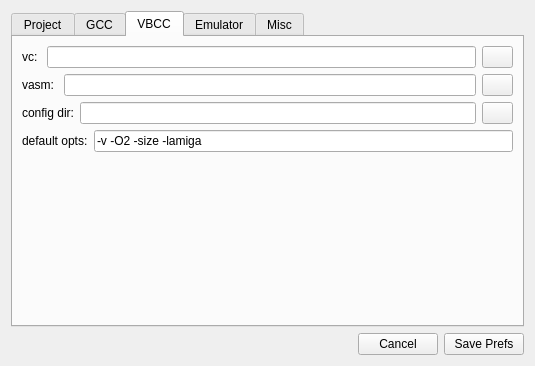
Old version of the form prefsdialog.ui in the repository mbergmann-sh/AmigaED.
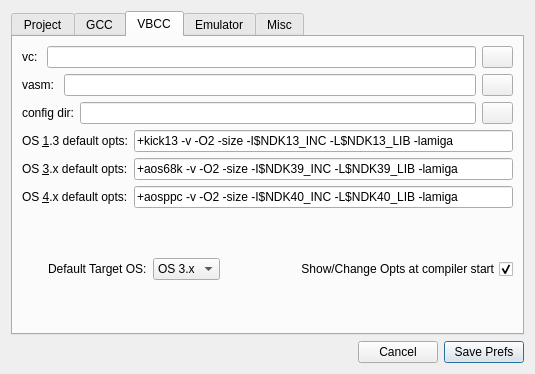
New version of the form. The open tabs and pages were chosen to show the change. Icons and pictures are not drawn.

Commit message: added opt to hide default options dialog on compiler start added OS-spezific compiler opts

Diff of the .ui file:
```diff
--- a/prefsdialog.ui
+++ b/prefsdialog.ui
@@ -7,7 +7,7 @@
     <x>0</x>
     <y>0</y>
     <width>535</width>
-    <height>366</height>
+    <height>374</height>
    </rect>
   </property>
   <property name="windowTitle">
@@ -23,16 +23,54 @@
   <property name="modal">
    <bool>true</bool>
   </property>
-  <layout class="QGridLayout" name="gridLayout_9">
+  <layout class="QGridLayout" name="gridLayout_4">
+   <item row="1" column="0">
+    <spacer name="horizontalSpacer">
+     <property name="orientation">
+      <enum>Qt::Horizontal</enum>
+     </property>
+     <property name="sizeHint" stdset="0">
+      <size>
+       <width>211</width>
+       <height>20</height>
+      </size>
+     </property>
+    </spacer>
+   </item>
+   <item row="1" column="2">
+    <widget class="QPushButton" name="btn_SavePrefs">
+     <property name="text">
+      <string>Save Prefs</string>
+     </property>
+     <property name="icon">
+      <iconset resource="application.qrc">
+       <normaloff>:/images/save.png</normaloff>:/images/save.png</iconset>
+     </property>
+    </widget>
+   </item>
+   <item row="1" column="1">
+    <widget class="QPushButton" name="btn_CancelSave">
+     <property name="text">
+      <string>Cancel</string>
+     </property>
+     <property name="icon">
+      <iconset resource="application.qrc">
+       <normaloff>:/images/fileexit.png</normaloff>:/images/fileexit.png</iconset>
+     </property>
+    </widget>
+   </item>
    <item row="0" column="0" colspan="3">
     <widget class="QTabWidget" name="tabWidget">
      <property name="currentIndex">
-      <number>4</number>
+      <number>0</number>
      </property>
      <widget class="QWidget" name="tabProject">
       <attribute name="title">
        <string>Project</string>
       </attribute>
+      <attribute name="toolTip">
+       <string>Basic settings for macros and pathes...</string>
+      </attribute>
       <layout class="QGridLayout" name="gridLayout">
        <item row="0" column="0">
         <widget class="QLabel" name="label">
@@ -243,7 +281,10 @@
       <attribute name="title">
        <string>GCC</string>
       </attribute>
-      <layout class="QGridLayout" name="gridLayout_4">
+      <attribute name="toolTip">
+       <string>Basic settings for gcc and g++</string>
+      </attribute>
+      <layout class="QGridLayout" name="gridLayout_14">
        <item row="0" column="0">
         <layout class="QGridLayout" name="gridLayout_6">
          <item row="0" column="1">
@@ -387,7 +428,7 @@
          <item row="0" column="0">
           <widget class="QLabel" name="label_27">
            <property name="text">
-            <string>GNU strip:</string>
+            <string>GNU s&amp;trip:</string>
            </property>
            <property name="buddy">
             <cstring>lineEdit_projectsRootDir</cstring>
@@ -434,14 +475,33 @@
          </item>
         </layout>
        </item>
+       <item row="5" column="0">
+        <widget class="QCheckBox" name="checkBox_ShowGccOpts">
+         <property name="toolTip">
+          <string>&lt;html&gt;&lt;head/&gt;&lt;body&gt;&lt;p&gt;If set, you will be presented with an options field where you might change options for recent compilation every time compilation is triggered&lt;/p&gt;&lt;/body&gt;&lt;/html&gt;</string>
+         </property>
+         <property name="layoutDirection">
+          <enum>Qt::RightToLeft</enum>
+         </property>
+         <property name="text">
+          <string>Show/Change Opts at compiler start</string>
+         </property>
+         <property name="checked">
+          <bool>true</bool>
+         </property>
+        </widget>
+       </item>
       </layout>
      </widget>
      <widget class="QWidget" name="tabVBCC">
       <attribute name="title">
        <string>VBCC</string>
       </attribute>
-      <layout class="QGridLayout" name="gridLayout_20">
-       <item row="0" column="0">
+      <attribute name="toolTip">
+       <string>Basic settings for vc</string>
+      </attribute>
+      <layout class="QGridLayout" name="gridLayout_9">
+       <item row="0" column="0" colspan="2">
         <layout class="QGridLayout" name="gridLayout_18">
          <item row="0" column="0">
           <widget class="QLabel" name="label_19">
@@ -479,7 +539,7 @@
          </item>
         </layout>
        </item>
-       <item row="1" column="0">
+       <item row="1" column="0" colspan="2">
         <layout class="QGridLayout" name="gridLayout_16">
          <item row="0" column="0">
           <widget class="QLabel" name="label_17">
@@ -517,7 +577,7 @@
          </item>
         </layout>
        </item>
-       <item row="2" column="0">
+       <item row="2" column="0" colspan="2">
         <layout class="QGridLayout" name="gridLayout_17">
          <item row="0" column="2">
           <widget class="QPushButton" name="btn_getVCconfigDir">
@@ -555,19 +615,19 @@
          </item>
         </layout>
        </item>
-       <item row="3" column="0">
+       <item row="3" column="0" colspan="2">
         <layout class="QGridLayout" name="gridLayout_19">
          <item row="0" column="1">
-          <widget class="QLineEdit" name="lineEdit_VCdefaultOpts">
+          <widget class="QLineEdit" name="lineEdit_VCdefaultOptsOS13">
            <property name="text">
-            <string>-v -O2 -size -lamiga</string>
+            <string>+kick13 -v -O2 -size -I$NDK13_INC -L$NDK13_LIB -lamiga</string>
            </property>
           </widget>
          </item>
          <item row="0" column="0">
           <widget class="QLabel" name="label_20">
            <property name="text">
-            <string>default opts:</string>
+            <string>OS &amp;1.3 default opts:</string>
            </property>
            <property name="buddy">
             <cstring>lineEdit_projectsRootDir</cstring>
@@ -576,28 +636,135 @@
          </item>
         </layout>
        </item>
-       <item row="4" column="0">
-        <spacer name="verticalSpacer_2">
+       <item row="4" column="0" colspan="2">
+        <layout class="QGridLayout" name="gridLayout_20">
+         <item row="0" column="1">
+          <widget class="QLineEdit" name="lineEdit_VCdefaultOptsOS30">
+           <property name="text">
+            <string>+aos68k -v -O2 -size -I$NDK39_INC -L$NDK39_LIB -lamiga</string>
+           </property>
+          </widget>
+         </item>
+         <item row="0" column="0">
+          <widget class="QLabel" name="label_32">
+           <property name="text">
+            <string>OS &amp;3.x default opts:</string>
+           </property>
+           <property name="buddy">
+            <cstring>lineEdit_projectsRootDir</cstring>
+           </property>
+          </widget>
+         </item>
+        </layout>
+       </item>
+       <item row="5" column="0" colspan="2">
+        <layout class="QGridLayout" name="gridLayout_29">
+         <item row="0" column="1">
+          <widget class="QLineEdit" name="lineEdit_VCdefaultOptsOS40">
+           <property name="text">
+            <string>+aosppc -v -O2 -size -I$NDK40_INC -L$NDK40_LIB -lamiga</string>
+           </property>
+          </widget>
+         </item>
+         <item row="0" column="0">
+          <widget class="QLabel" name="label_33">
+           <property name="text">
+            <string>OS &amp;4.x default opts:</string>
+           </property>
+           <property name="buddy">
+            <cstring>lineEdit_projectsRootDir</cstring>
+           </property>
+          </widget>
+         </item>
+        </layout>
+       </item>
+       <item row="6" column="0">
+        <spacer name="verticalSpacer">
          <property name="orientation">
           <enum>Qt::Vertical</enum>
          </property>
-         <property name="sizeType">
-          <enum>QSizePolicy::Expanding</enum>
-         </property>
          <property name="sizeHint" stdset="0">
           <size>
            <width>20</width>
-           <height>59</height>
+           <height>32</height>
           </size>
          </property>
         </spacer>
        </item>
+       <item row="6" column="1">
+        <layout class="QGridLayout" name="gridLayout_13">
+         <item row="0" column="2">
+          <widget class="QLabel" name="label_11">
+           <property name="text">
+            <string>Default Target OS:</string>
+           </property>
+          </widget>
+         </item>
+         <item row="0" column="5">
+          <widget class="QCheckBox" name="checkBox_ShowVbccOpts">
+           <property name="toolTip">
+            <string>&lt;html&gt;&lt;head/&gt;&lt;body&gt;&lt;p&gt;If set, you will be presented with an options field where you might change options for recent compilation every time compilation is triggered&lt;/p&gt;&lt;/body&gt;&lt;/html&gt;</string>
+           </property>
+           <property name="layoutDirection">
+            <enum>Qt::RightToLeft</enum>
+           </property>
+           <property name="text">
+            <string>Show/Change Opts at compiler start</string>
+           </property>
+           <property name="checked">
+            <bool>true</bool>
+           </property>
+          </widget>
+         </item>
+         <item row="0" column="3">
+          <widget class="QComboBox" name="comboBoxVbccDefaultTargetOS">
+           <property name="toolTip">
+            <string>Select whether to compile for OS 1.3, OS 2.x to OS 3.x or OS 4.x by default</string>
+           </property>
+           <property name="currentIndex">
+            <number>1</number>
+           </property>
+           <item>
+            <property name="text">
+             <string>OS 1.3</string>
+            </property>
+           </item>
+           <item>
+            <property name="text">
+             <string>OS 3.x</string>
+            </property>
+           </item>
+           <item>
+            <property name="text">
+             <string>OS 4.x</string>
+            </property>
+           </item>
+          </widget>
+         </item>
+         <item row="0" column="4">
+          <spacer name="horizontalSpacer_3">
+           <property name="orientation">
+            <enum>Qt::Horizontal</enum>
+           </property>
+           <property name="sizeHint" stdset="0">
+            <size>
+             <width>28</width>
+             <height>20</height>
+            </size>
+           </property>
+          </spacer>
+         </item>
+        </layout>
+       </item>
       </layout>
      </widget>
      <widget class="QWidget" name="tabEmulator">
       <attribute name="title">
        <string>Emulator</string>
       </attribute>
+      <attribute name="toolTip">
+       <string>Basic settings for UAE emulation startup</string>
+      </attribute>
       <layout class="QGridLayout" name="gridLayout_27">
        <item row="0" column="0">
         <layout class="QGridLayout" name="gridLayout_22">
@@ -849,6 +1016,9 @@
       <attribute name="title">
        <string>Misc</string>
       </attribute>
+      <attribute name="toolTip">
+       <string>Misc settings for GUI look and feel, compiler to use, compiler behaviour...</string>
+      </attribute>
       <layout class="QGridLayout" name="gridLayout_10">
        <item row="0" column="0">
         <widget class="QGroupBox" name="groupBox">
@@ -1029,41 +1199,6 @@
      </widget>
     </widget>
    </item>
-   <item row="1" column="0">
-    <spacer name="horizontalSpacer">
-     <property name="orientation">
-      <enum>Qt::Horizontal</enum>
-     </property>
-     <property name="sizeHint" stdset="0">
-      <size>
-       <width>211</width>
-       <height>20</height>
-      </size>
-     </property>
-    </spacer>
-   </item>
-   <item row="1" column="1">
-    <widget class="QPushButton" name="btn_CancelSave">
-     <property name="text">
-      <string>Cancel</string>
-     </property>
-     <property name="icon">
-      <iconset resource="application.qrc">
-       <normaloff>:/images/fileexit.png</normaloff>:/images/fileexit.png</iconset>
-     </property>
-    </widget>
-   </item>
-   <item row="1" column="2">
-    <widget class="QPushButton" name="btn_SavePrefs">
-     <property name="text">
-      <string>Save Prefs</string>
-     </property>
-     <property name="icon">
-      <iconset resource="application.qrc">
-       <normaloff>:/images/save.png</normaloff>:/images/save.png</iconset>
-     </property>
-    </widget>
-   </item>
   </layout>
  </widget>
  <tabstops>
```
Left out of the diff: 2 changed lines with no effect on the pictures. The commit also changes 5 other files.
